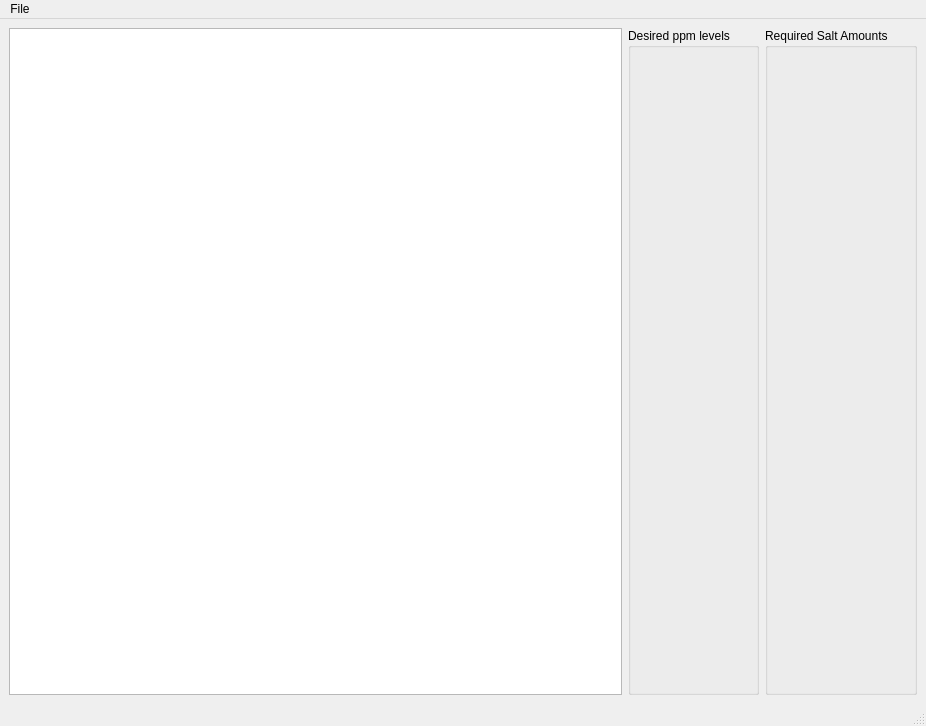
First picture: the form in CalcUI.ui, repository phosphino/Nutrient-Calculator, before the edit.
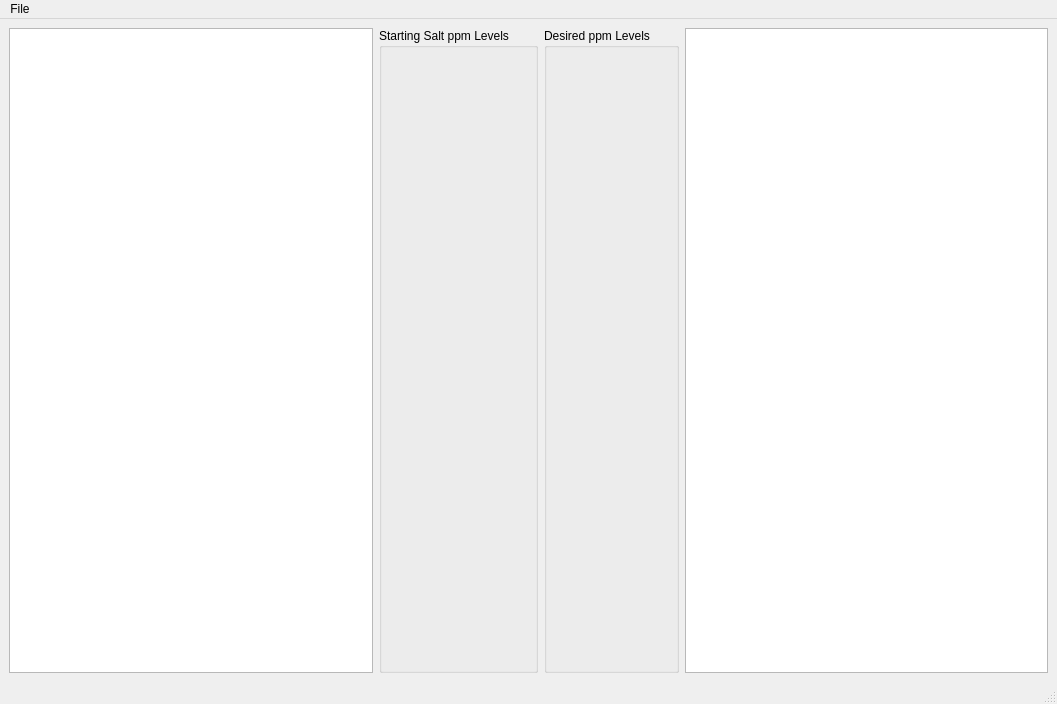
Second picture: the form after the edit.

The edit to the form file:
```diff
--- a/CalcUI.ui
+++ b/CalcUI.ui
@@ -6,8 +6,8 @@
    <rect>
     <x>0</x>
     <y>0</y>
-    <width>926</width>
-    <height>726</height>
+    <width>1057</width>
+    <height>704</height>
    </rect>
   </property>
   <property name="windowTitle">
@@ -25,9 +25,25 @@
       </property>
       <property name="maximumSize">
        <size>
-        <width>1000</width>
+        <width>200000</width>
         <height>16777215</height>
        </size>
+      </property>
+      <property name="sortingEnabled">
+       <bool>true</bool>
+      </property>
+     </widget>
+    </item>
+    <item>
+     <widget class="QGroupBox" name="saltStartingBox">
+      <property name="maximumSize">
+       <size>
+        <width>625</width>
+        <height>16777215</height>
+       </size>
+      </property>
+      <property name="title">
+       <string>Starting Salt ppm Levels</string>
       </property>
      </widget>
     </item>
@@ -35,26 +51,23 @@
      <widget class="QGroupBox" name="saltDesiredBox">
       <property name="maximumSize">
        <size>
-        <width>16777215</width>
+        <width>625</width>
         <height>16777215</height>
        </size>
       </property>
       <property name="title">
-       <string>Desired ppm levels</string>
+       <string>Desired ppm Levels</string>
       </property>
      </widget>
     </item>
     <item>
-     <widget class="QGroupBox" name="saltRequiredBox">
+     <widget class="QListView" name="RequiredList">
       <property name="maximumSize">
        <size>
-        <width>16777215</width>
+        <width>400</width>
         <height>16777215</height>
        </size>
       </property>
-      <property name="title">
-       <string>Required Salt Amounts</string>
-      </property>
      </widget>
     </item>
    </layout>
@@ -64,7 +77,7 @@
     <rect>
      <x>0</x>
      <y>0</y>
-     <width>926</width>
+     <width>1057</width>
      <height>26</height>
     </rect>
    </property>
```
Left out of the diff: 9 changed lines with no effect on the pictures.
